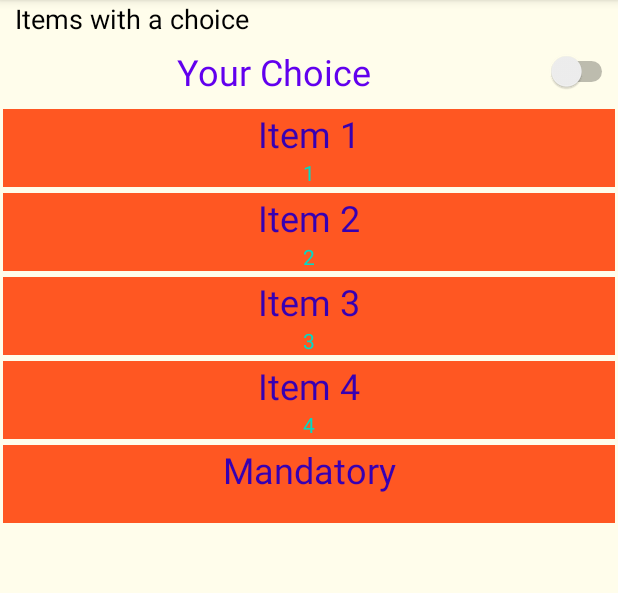
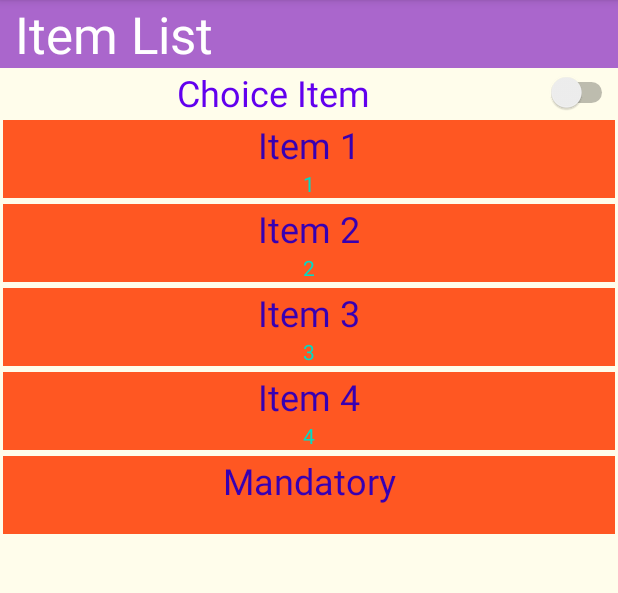
Before and after one commit to shoaibsaikat/Android-Multi-Item-Recycler-View, an Android app: the screen it shows after launch (MainActivity), on a phone screen of 412 x 824 dp, the part 84-677 px from its top. Run offline under Robolectric (Android 15) with nearby library versions, the phone set to English and light mode, and no system bars.

Commit message:
code improvement

```diff
--- a/MultiRecyclerView/app/build.gradle
+++ b/MultiRecyclerView/app/build.gradle
@@ -2,7 +2,7 @@ apply plugin: 'com.android.application'
 
 android {
     compileSdkVersion 30
-    buildToolsVersion "30.0.1"
+    buildToolsVersion '31.0.0'
 
     defaultConfig {
         applicationId "com.example.multirecyclerview"
@@ -25,7 +25,7 @@ android {
 dependencies {
     implementation fileTree(dir: "libs", include: ["*.jar"])
     implementation 'androidx.appcompat:appcompat:1.3.1'
-    implementation 'androidx.constraintlayout:constraintlayout:2.0.4'
+    implementation 'androidx.constraintlayout:constraintlayout:2.1.0'
     implementation 'androidx.recyclerview:recyclerview:1.2.1'
     testImplementation 'junit:junit:4.13.2'
     androidTestImplementation 'androidx.test.ext:junit:1.1.3'
--- a/MultiRecyclerView/app/src/main/java/com/example/multirecyclerview/IRecyclerViewHolder.java
+++ b/MultiRecyclerView/app/src/main/java/com/example/multirecyclerview/IRecyclerViewHolder.java
@@ -2,6 +2,7 @@ package com.example.multirecyclerview;
 
 import android.content.Context;
 import android.view.View;
+import android.widget.CompoundButton;
 import android.widget.Switch;
 import android.widget.TextView;
 import android.widget.Toast;
@@ -24,17 +25,17 @@ class ListViewHolder extends RecyclerView.ViewHolder implements IRecyclerViewHol
 
     public ListViewHolder(@NonNull View itemView, Context context) {
         super(itemView);
-
+        this.context = context;
         tvTitle = itemView.findViewById(R.id.tvTitle);
         tvSubtitle = itemView.findViewById(R.id.tvSubTitle);
-        this.context = context;
-
         itemView.setOnClickListener(this);
     }
 
     @Override
     public void setData(RecyclerAdapter.ItemData data) {
         this.data = data;
+        tvTitle.setText(data.title);
+        tvSubtitle.setText(data.subTitle);
     }
 
     @Override
@@ -48,21 +49,52 @@ class ListViewHolder extends RecyclerView.ViewHolder implements IRecyclerViewHol
     }
 }
 
-class SwitchViewHolder extends RecyclerView.ViewHolder implements IRecyclerViewHolder {
-
+class SwitchViewHolder extends RecyclerView.ViewHolder implements IRecyclerViewHolder, CompoundButton.OnCheckedChangeListener {
     public Switch swToggle;
-
+    private Context context;
     private RecyclerAdapter.ItemData data;
 
-    public SwitchViewHolder(@NonNull View itemView) {
+    public SwitchViewHolder(@NonNull View itemView, Context context) {
         super(itemView);
-
+        this.context = context;
         swToggle = itemView.findViewById(R.id.swToggle);
+        swToggle.setOnCheckedChangeListener((CompoundButton.OnCheckedChangeListener) this);
     }
 
     @Override
     public void setData(RecyclerAdapter.ItemData data) {
         this.data = data;
+        swToggle.setText(data.title);
+    }
+
+    @Override
+    public RecyclerAdapter.ItemData getData() {
+        return data;
+    }
+
+    @Override
+    public void onCheckedChanged(CompoundButton buttonView, boolean isChecked) {
+        if (isChecked) {
+            Toast.makeText(context, data.title + " checked!", Toast.LENGTH_SHORT).show();
+        } else {
+            Toast.makeText(context, data.title + " unchecked!", Toast.LENGTH_SHORT).show();
+        }
+    }
+}
+
+class HeaderViewHolder extends RecyclerView.ViewHolder implements IRecyclerViewHolder {
+    public TextView tvHeader;
+    private RecyclerAdapter.ItemData data;
+
+    public HeaderViewHolder(@NonNull View itemView) {
+        super(itemView);
+        tvHeader = itemView.findViewById(R.id.tvHeader);
+    }
+
+    @Override
+    public void setData(RecyclerAdapter.ItemData data) {
+        this.data = data;
+        tvHeader.setText(data.title);
     }
 
     @Override
@@ -70,26 +102,3 @@ class SwitchViewHolder extends RecyclerView.ViewHolder implements IRecyclerViewH
         return data;
     }
 }
-
-class HeaderViewHolder extends RecyclerView.ViewHolder implements IRecyclerViewHolder {
-
-    public TextView tvHeader;
-
-    private RecyclerAdapter.ItemData data;
-
-    public HeaderViewHolder(@NonNull View itemView) {
-        super(itemView);
-
-        tvHeader = itemView.findViewById(R.id.tvHeader);
-    }
-
-    @Override
-    public void setData(RecyclerAdapter.ItemData data) {
-        this.data = data;
-    }
-
-    @Override
-    public RecyclerAdapter.ItemData getData() {
-        return data;
-    }
-}
--- a/MultiRecyclerView/app/src/main/java/com/example/multirecyclerview/RecyclerAdapter.java
+++ b/MultiRecyclerView/app/src/main/java/com/example/multirecyclerview/RecyclerAdapter.java
@@ -12,12 +12,6 @@ import java.util.List;
 
 public class RecyclerAdapter extends RecyclerView.Adapter {
 
-    private enum ItemType {
-        HEADER,
-        SWITCH,
-        TEXT
-    }
-
     public class ItemData {
         public ItemType type;
         public String title;
@@ -30,6 +24,11 @@ public class RecyclerAdapter extends RecyclerView.Adapter {
         }
     }
 
+    private enum ItemType {
+        HEADER,
+        SWITCH,
+        TEXT
+    }
     private Context context;
     private List<ItemData> items;
 
@@ -37,8 +36,8 @@ public class RecyclerAdapter extends RecyclerView.Adapter {
         this.context = context;
 
         items = new ArrayList<ItemData>();
-        items.add(new ItemData(ItemType.HEADER, "Items with a choice", ""));
-        items.add(new ItemData(ItemType.SWITCH, "Your Choice", ""));
+        items.add(new ItemData(ItemType.HEADER, "Item List", ""));
+        items.add(new ItemData(ItemType.SWITCH, "Choice Item", ""));
         items.add(new ItemData(ItemType.TEXT, "Item 1", "1"));
         items.add(new ItemData(ItemType.TEXT, "Item 2", "2"));
         items.add(new ItemData(ItemType.TEXT, "Item 3", "3"));
@@ -49,11 +48,10 @@ public class RecyclerAdapter extends RecyclerView.Adapter {
     @NonNull
     @Override
     public RecyclerView.ViewHolder onCreateViewHolder(@NonNull ViewGroup parent, int viewType) {
-
         if (viewType == ItemType.HEADER.ordinal()) {
             return new HeaderViewHolder(LayoutInflater.from(context).inflate(R.layout.header_layout, parent, false));
         } else if (viewType == ItemType.SWITCH.ordinal()) {
-            return new SwitchViewHolder(LayoutInflater.from(context).inflate(R.layout.switch_layout, parent, false));
+            return new SwitchViewHolder(LayoutInflater.from(context).inflate(R.layout.switch_layout, parent, false), context);
         } else {
             return new ListViewHolder(LayoutInflater.from(context).inflate(R.layout.list_layout, parent, false), context);
         }
@@ -61,21 +59,7 @@ public class RecyclerAdapter extends RecyclerView.Adapter {
 
     @Override
     public void onBindViewHolder(@NonNull RecyclerView.ViewHolder holder, int position) {
-
-        ItemData data = items.get(position);
-        ((IRecyclerViewHolder) holder).setData(data);
-
-        if (data.type == ItemType.HEADER) {
-            HeaderViewHolder h = (HeaderViewHolder) holder;
-            h.tvHeader.setText(data.title);
-        } else if (data.type == ItemType.SWITCH) {
-            SwitchViewHolder h = (SwitchViewHolder) holder;
-            h.swToggle.setText(data.title);
-        } else {
-            ListViewHolder h = (ListViewHolder) holder;
-            h.tvTitle.setText(data.title);
-            h.tvSubtitle.setText(data.subTitle);
-        }
+        ((IRecyclerViewHolder) holder).setData(items.get(position));
     }
 
     @Override
--- a/MultiRecyclerView/app/src/main/res/layout/header_layout.xml
+++ b/MultiRecyclerView/app/src/main/res/layout/header_layout.xml
@@ -8,10 +8,11 @@
         android:layout_width="wrap_content"
         android:layout_height="wrap_content"
         android:layout_weight="1"
+        android:background="@android:color/holo_purple"
         android:paddingLeft="10sp"
         android:text="Header"
         android:textAlignment="textStart"
         android:textAppearance="@style/TextAppearance.AppCompat.Medium"
-        android:textColor="@android:color/black"
-        android:textSize="18sp" />
+        android:textColor="@android:color/white"
+        android:textSize="34sp" />
 </LinearLayout>
--- a/MultiRecyclerView/app/src/main/res/layout/switch_layout.xml
+++ b/MultiRecyclerView/app/src/main/res/layout/switch_layout.xml
@@ -6,7 +6,7 @@
     <Switch
         android:id="@+id/swToggle"
         android:layout_width="wrap_content"
-        android:layout_height="46dp"
+        android:layout_height="wrap_content"
         android:layout_weight="1"
         android:text="Select"
         android:textAlignment="center"
```
